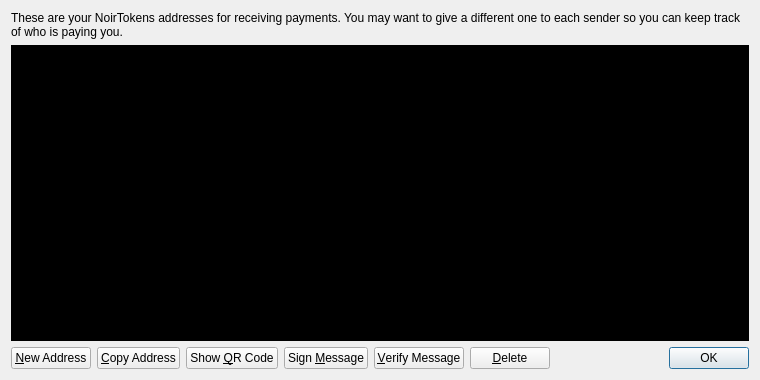
Old version of the form src/qt/forms/addressbookpage.ui in the repository NoirX/NRS.
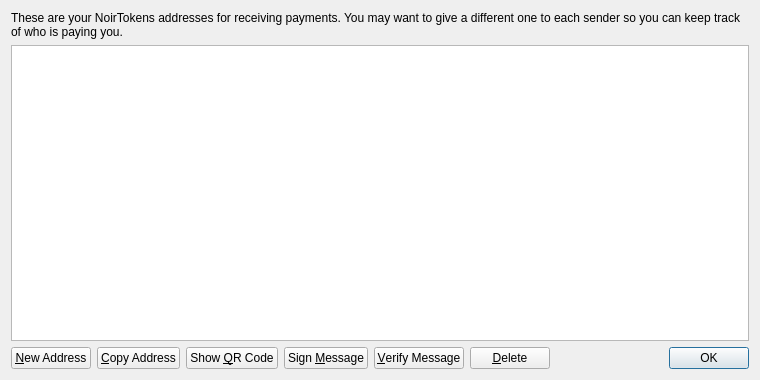
New version of the form. Icons and pictures are not drawn.

Diff of the .ui file:
```diff
--- a/src/qt/forms/addressbookpage.ui
+++ b/src/qt/forms/addressbookpage.ui
@@ -29,9 +29,7 @@
    </item>
    <item>
     <widget class="QTableView" name="tableView">
-     <property name="styleSheet">
-      <string notr="true">color:white;background-color:black;border-width:1px;alternate-background-color:#000055;</string>
-     </property>
+     
      <property name="contextMenuPolicy">
       <enum>Qt::CustomContextMenu</enum>
      </property>
```
